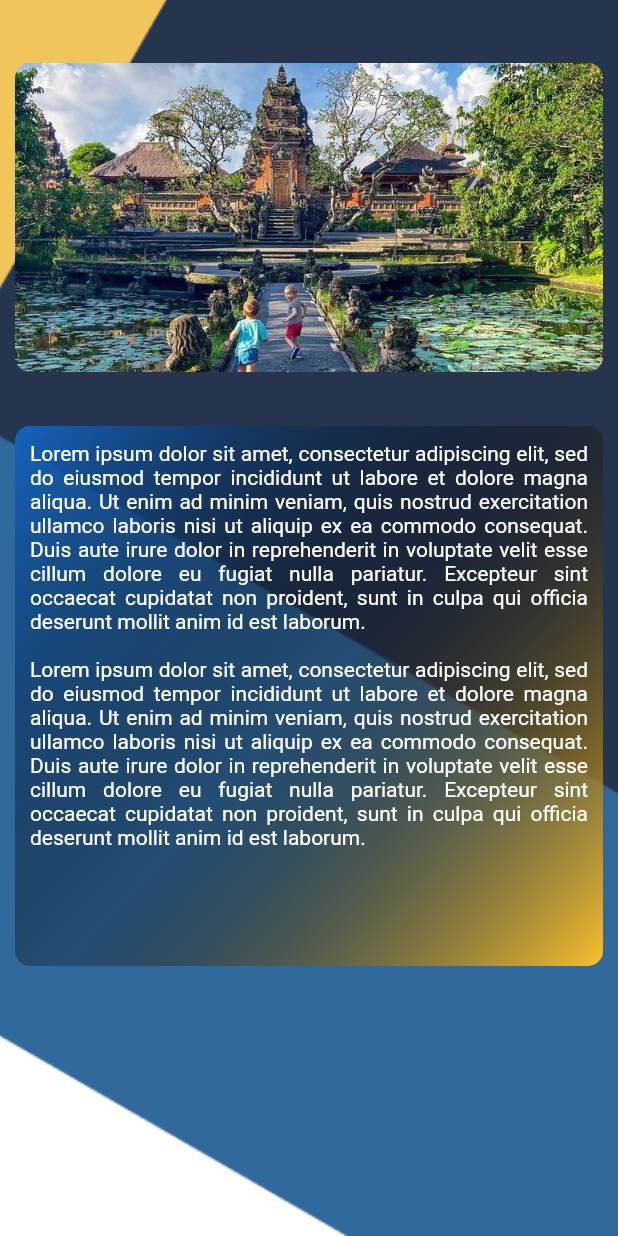
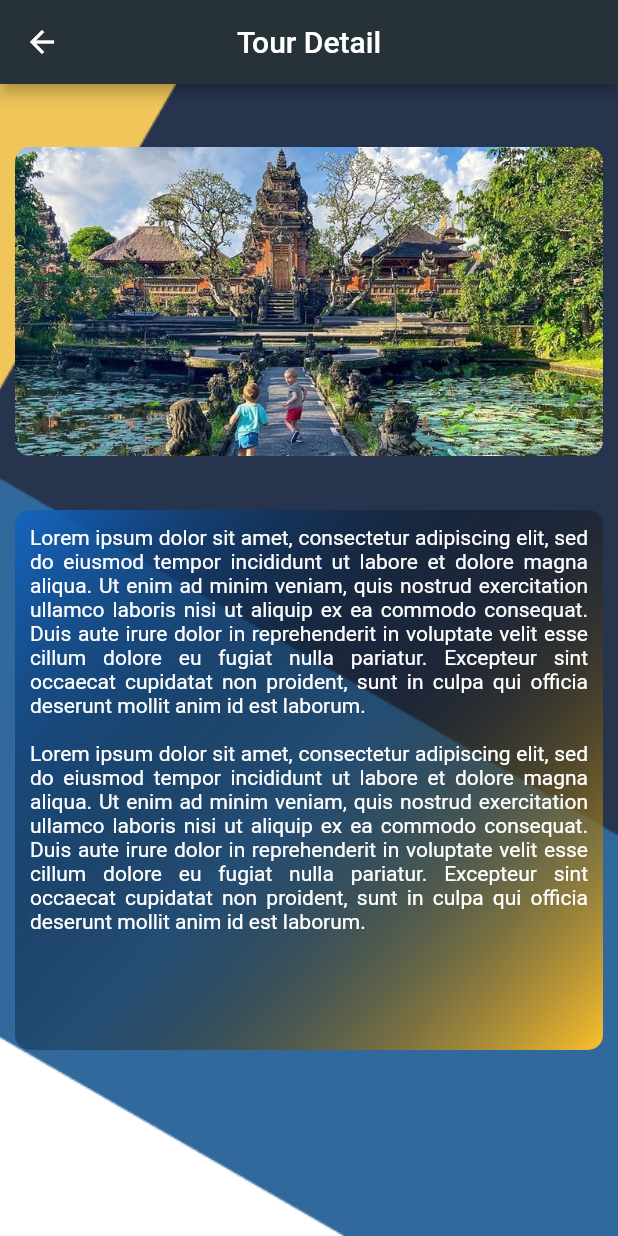
Before and after one commit to kangcand/tugasmobile, a Flutter app: the DetailWisataScreen screen opened directly, on a phone screen of 412 x 824 dp. Run offline on Flutter 3.47's test engine with Material 2 defaults, Android fonts, the phone set to English and light mode, and no system bars; our stand-ins replace carousel_slider, curved_navigation_bar, flutter_svg, getwidget, shimmer; missing offline and left inert: splash_screen_view; network calls fail; Roboto replaces fonts that are missing (DancingScript).

Commit message:
Appbar Detail

```diff
--- a/lib/screens/detail_screen.dart
+++ b/lib/screens/detail_screen.dart
@@ -7,7 +7,13 @@ import 'package:flutter_svg/flutter_svg.dart';
 class DetailWisataScreen extends StatelessWidget {
   @override
   Widget build(BuildContext context) {
-    return SafeArea(
+    return Scaffold(
+      appBar: AppBar(
+        centerTitle: true,
+        title: Text("Tour Detail"),
+        backgroundColor: Colors.blueGrey.shade900,
+      ),
+      body: SafeArea(
         child: Container(
           height: double.infinity,
           width: double.infinity,
@@ -45,8 +51,8 @@ class DetailWisataScreen extends StatelessWidget {
                     Container(
                       width: displayWidth(context) * 0.95,
                       height: 360,
-                    padding:
-                        EdgeInsets.all(10), //You can use EdgeInsets like above
+                      padding: EdgeInsets.all(
+                          10), //You can use EdgeInsets like above
                       margin: EdgeInsets.all(10),
                       decoration: BoxDecoration(
                           gradient: LinearGradient(
@@ -74,6 +80,7 @@ class DetailWisataScreen extends StatelessWidget {
             ],
           ),
         ),
+      ),
     );
   }
 }
```
Lines whose indentation alone changed are shown as unchanged.
